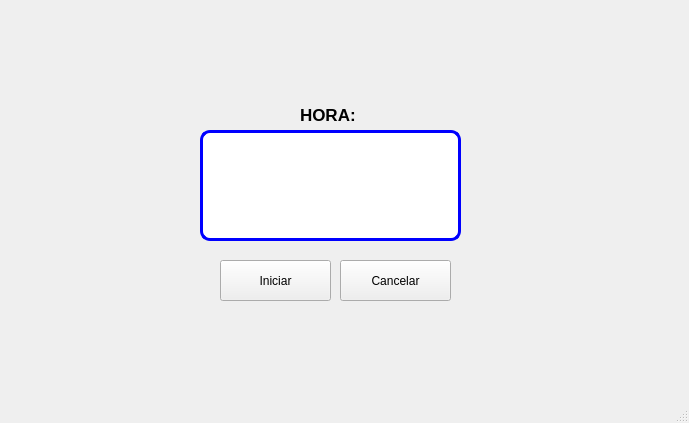
The window that Practicas/Practicas_U2/PP2.ui (Emanuel-Izaguirre-Cortes-03/Pip_2025_1_eq_4_i) describes before a commit, drawn with Qt 5.
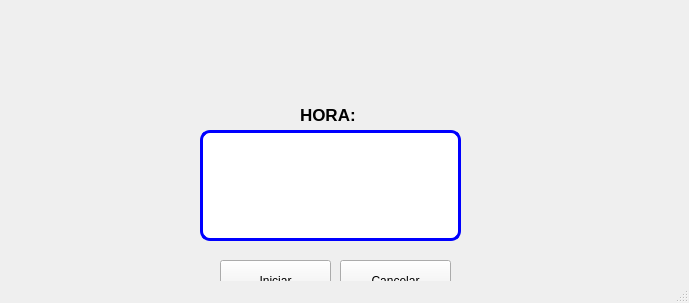
The same window after the commit. Icons and pictures are not drawn.

```diff
--- a/Practicas/Practicas_U2/PP2.ui
+++ b/Practicas/Practicas_U2/PP2.ui
@@ -7,7 +7,7 @@
     <x>0</x>
     <y>0</y>
     <width>689</width>
-    <height>423</height>
+    <height>303</height>
    </rect>
   </property>
   <property name="windowTitle">
```
Left out of the diff: 7 changed lines with no effect on the pictures.
